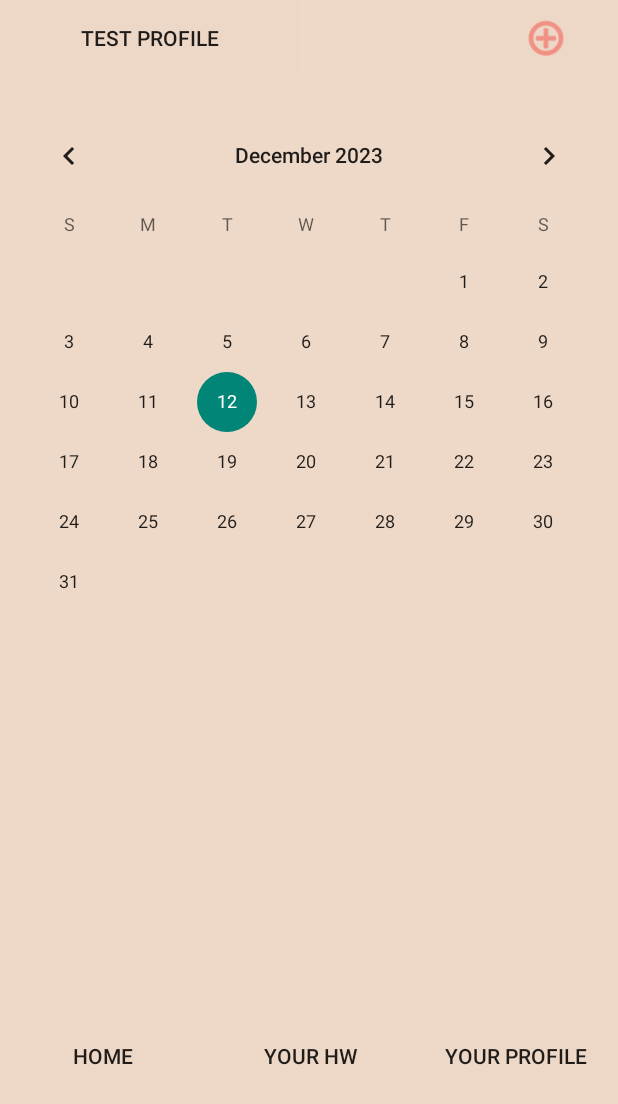
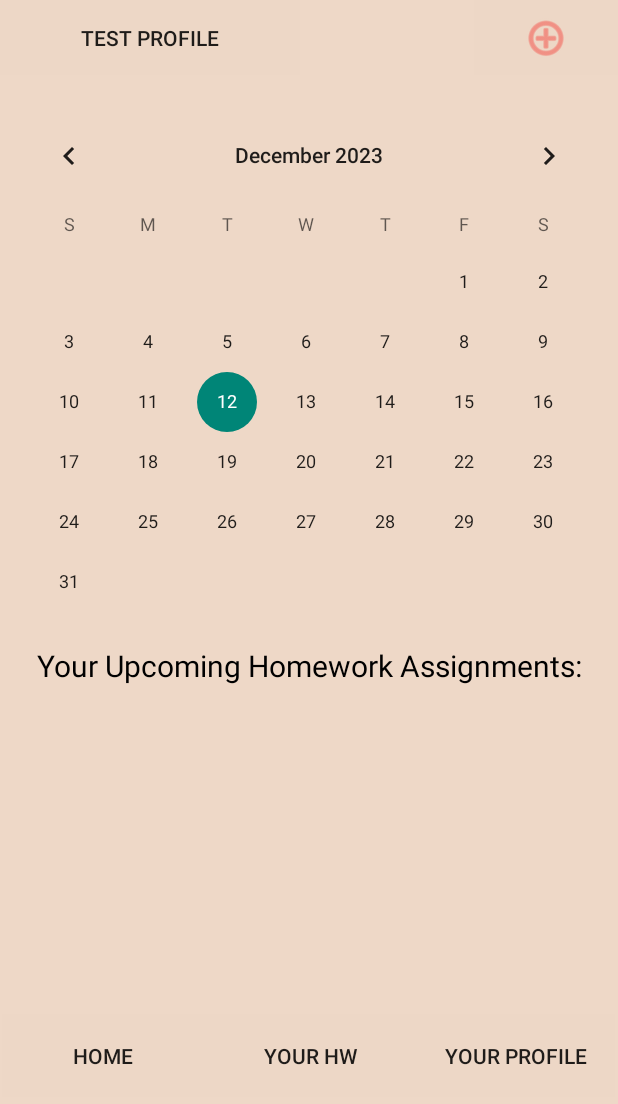
Before and after one commit to CJMaher0401/OurHomeworkApp, an Android app built with Jetpack Compose: the screen it shows after launch (MainActivity), on a phone screen of 412 x 824 dp. Shown: the top 1104 px of the screen. Run offline under Robolectric (Android 15) with nearby library versions, the phone set to English and light mode, and no system bars; our stand-ins replace Firebase (no records; nobody signed in at launch, a user with empty details on screens opened directly); libraries missing offline, so code that uses them is left out: com.skydoves.colorpickerview.

Commit message:
Small UI adjustments to add homework screen and the home screen layout

```diff
--- a/app/src/main/res/layout/addhomeworkscreen_layout.xml
+++ b/app/src/main/res/layout/addhomeworkscreen_layout.xml
@@ -46,20 +46,6 @@
         android:textSize="34sp" />
 
     <TextView
-        android:id="@+id/addHWText"
-        android:layout_width="match_parent"
-        android:layout_height="wrap_content"
-        android:text="    Assignment Name:"
-        android:textColor="#000000" />
-
-    <EditText
-        android:id="@+id/editAssignmentDescText"
-        android:layout_width="385dp"
-        android:layout_height="wrap_content"
-        android:hint="What is your HW assignment"
-        android:paddingBottom="15dp" />
-
-    <TextView
         android:id="@+id/courseNameText"
         android:layout_width="match_parent"
         android:layout_height="wrap_content"
@@ -74,6 +60,20 @@
         android:focusable="false"
         android:hint="Select a course for this HW assignment"
         android:inputType="none"
+        android:paddingBottom="15dp" />
+
+    <TextView
+        android:id="@+id/addHWText"
+        android:layout_width="match_parent"
+        android:layout_height="wrap_content"
+        android:text="    Assignment Name:"
+        android:textColor="#000000" />
+
+    <EditText
+        android:id="@+id/editAssignmentDescText"
+        android:layout_width="385dp"
+        android:layout_height="wrap_content"
+        android:hint="What is your HW assignment"
         android:paddingBottom="15dp" />
 
     <TextView
--- a/app/src/main/res/layout/homescreen_layout.xml
+++ b/app/src/main/res/layout/homescreen_layout.xml
@@ -19,12 +19,12 @@
 
         <Button
             android:id="@+id/profileButton"
+            style="?android:attr/borderlessButtonStyle"
             android:layout_width="200dp"
             android:layout_height="50dp"
             android:background="#EDD7C6"
             android:text="Test Profile"
-            android:textAlignment="center"
-            style="?android:attr/borderlessButtonStyle"/>
+            android:textAlignment="center" />
 
         <View
             android:layout_width="0dp"
@@ -47,17 +47,25 @@
         android:id="@+id/hwCalendarView"
         android:layout_width="match_parent"
         android:layout_height="360dp"
-        android:selectedWeekBackgroundColor="#F26259"
-        />
+        android:selectedWeekBackgroundColor="#F26259" />
+
+    <TextView
+        android:id="@+id/courseNameText"
+        android:layout_width="match_parent"
+        android:layout_height="wrap_content"
+        android:gravity="center|center_horizontal|center_vertical"
+        android:text="Your Upcoming Homework Assignments:"
+        android:textColor="#000000"
+        android:textSize="20dp" />
 
     <androidx.recyclerview.widget.RecyclerView
         android:id="@+id/homeScreenRecycler"
         android:layout_width="match_parent"
-        android:layout_height="231dp"
+        android:layout_height="204dp"
         android:clickable="true"
         android:focusable="true"
         app:layoutManager="androidx.recyclerview.widget.LinearLayoutManager"
-        tools:listitem="@layout/homeworkitems"/>
+        tools:listitem="@layout/homeworkitems" />
 
     <LinearLayout
         android:layout_width="match_parent"
@@ -68,30 +76,30 @@
 
         <Button
             android:id="@+id/homeScreenButton"
+            style="?android:attr/borderlessButtonStyle"
             android:layout_width="135dp"
             android:layout_height="55dp"
             android:background="#EDD7C6"
             android:text="Home"
-            app:srcCompat="@android:drawable/ic_menu_revert"
-            style="?android:attr/borderlessButtonStyle"/>
+            app:srcCompat="@android:drawable/ic_menu_revert" />
 
         <Button
             android:id="@+id/homeScreenMyHWButton"
+            style="?android:attr/borderlessButtonStyle"
             android:layout_width="140dp"
             android:layout_height="55dp"
             android:background="#EDD7C6"
             android:text="Your HW"
-            app:srcCompat="@android:drawable/ic_menu_sort_by_size"
-            style="?android:attr/borderlessButtonStyle"/>
+            app:srcCompat="@android:drawable/ic_menu_sort_by_size" />
 
         <Button
             android:id="@+id/homeScreenMyProfileButton"
+            style="?android:attr/borderlessButtonStyle"
             android:layout_width="133dp"
             android:layout_height="55dp"
             android:background="#EDD7C6"
             android:text="Your Profile"
-            app:srcCompat="@android:drawable/ic_menu_my_calendar"
-            style="?android:attr/borderlessButtonStyle"/>
+            app:srcCompat="@android:drawable/ic_menu_my_calendar" />
     </LinearLayout>
 
 </LinearLayout>
```
